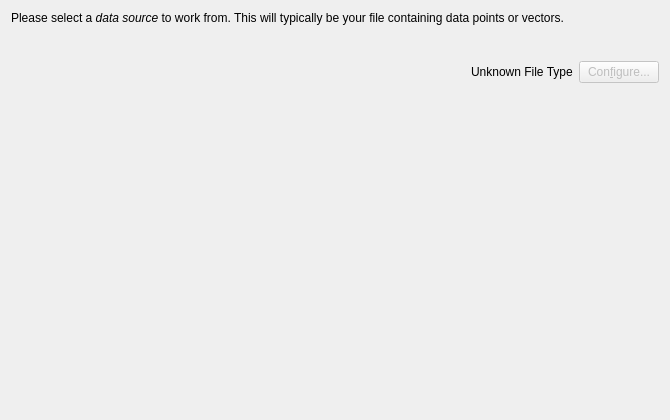
First picture: the form in src/libkstapp/datawizardpagedatasource.ui, repository Kst-plot/kst, before the edit.
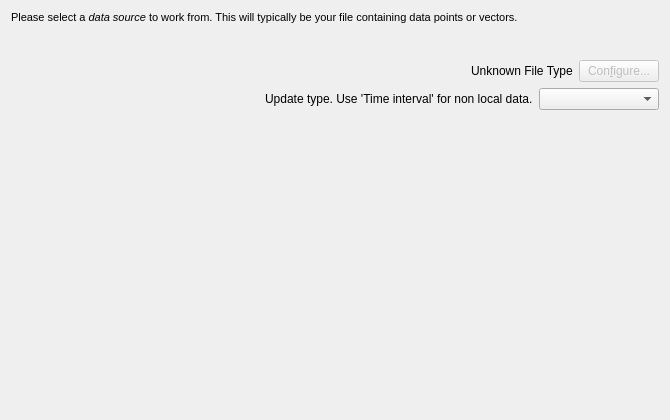
Second picture: the form after the edit. Custom widgets are drawn as their Qt base class.

Commit message: Add option to choose update type in data source wizard.

```diff
--- a/src/libkstapp/datawizardpagedatasource.ui
+++ b/src/libkstapp/datawizardpagedatasource.ui
@@ -16,7 +16,7 @@
     <height>350</height>
    </size>
   </property>
-  <layout class="QVBoxLayout" name="verticalLayout">
+  <layout class="QVBoxLayout" name="verticalLayout_2">
    <item>
     <widget class="QLabel" name="textLabel2">
      <property name="sizePolicy">
@@ -26,7 +26,11 @@
       </sizepolicy>
      </property>
      <property name="text">
-      <string>&lt;p&gt;Please select a &lt;i&gt;data source&lt;/i&gt; to work from.  This will typically be your file containing data points or vectors.&lt;/p&gt;</string>
+      <string>&lt;!DOCTYPE HTML PUBLIC &quot;-//W3C//DTD HTML 4.0//EN&quot; &quot;http://www.w3.org/TR/REC-html40/strict.dtd&quot;&gt;
+&lt;html&gt;&lt;head&gt;&lt;meta name=&quot;qrichtext&quot; content=&quot;1&quot; /&gt;&lt;style type=&quot;text/css&quot;&gt;
+p, li { white-space: pre-wrap; }
+&lt;/style&gt;&lt;/head&gt;&lt;body style=&quot; font-family:'MS Shell Dlg 2'; font-size:8.25pt; font-weight:400; font-style:normal;&quot;&gt;
+&lt;p style=&quot; margin-top:12px; margin-bottom:12px; margin-left:0px; margin-right:0px; -qt-block-indent:0; text-indent:0px;&quot;&gt;&lt;span style=&quot; font-size:8pt;&quot;&gt;Please select a &lt;/span&gt;&lt;span style=&quot; font-size:8pt; font-style:italic;&quot;&gt;data source&lt;/span&gt;&lt;span style=&quot; font-size:8pt;&quot;&gt; to work from. This will typically be your file containing data points or vectors.&lt;/span&gt;&lt;/p&gt;&lt;/body&gt;&lt;/html&gt;</string>
      </property>
      <property name="alignment">
       <set>Qt::AlignTop</set>
@@ -37,6 +41,8 @@
     </widget>
    </item>
    <item>
+    <layout class="QVBoxLayout" name="verticalLayout">
+     <item>
     <widget class="Kst::DataSourceSelector" name="_url" native="true">
      <property name="sizePolicy">
       <sizepolicy hsizetype="Preferred" vsizetype="Preferred">
@@ -98,6 +104,51 @@
         <string>Con&amp;figure...</string>
        </property>
       </widget>
+       </item>
+      </layout>
+     </item>
+     <item>
+      <layout class="QHBoxLayout" name="horizontalLayout_2">
+       <item>
+        <spacer name="horizontalSpacer_2">
+         <property name="orientation">
+          <enum>Qt::Horizontal</enum>
+         </property>
+         <property name="sizeHint" stdset="0">
+          <size>
+           <width>40</width>
+           <height>20</height>
+          </size>
+         </property>
+        </spacer>
+       </item>
+       <item>
+        <widget class="QLabel" name="_fileType_2">
+         <property name="sizePolicy">
+          <sizepolicy hsizetype="Fixed" vsizetype="Fixed">
+           <horstretch>10</horstretch>
+           <verstretch>0</verstretch>
+          </sizepolicy>
+         </property>
+         <property name="text">
+          <string>Update type. Use 'Time interval' for non local data.</string>
+         </property>
+         <property name="wordWrap">
+          <bool>false</bool>
+         </property>
+        </widget>
+       </item>
+       <item>
+        <widget class="QComboBox" name="_updateBox">
+         <property name="minimumSize">
+          <size>
+           <width>120</width>
+           <height>0</height>
+          </size>
+         </property>
+        </widget>
+       </item>
+      </layout>
      </item>
     </layout>
    </item>
```
Lines whose indentation alone changed are shown as unchanged. The commit also changes 4 other files.
